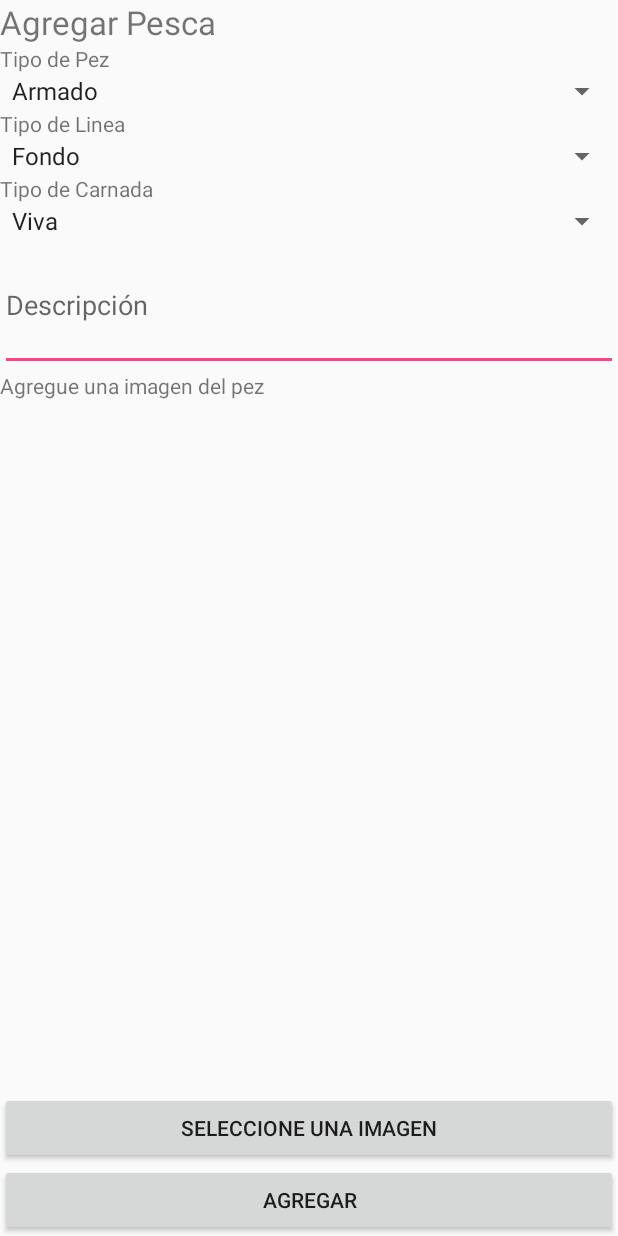
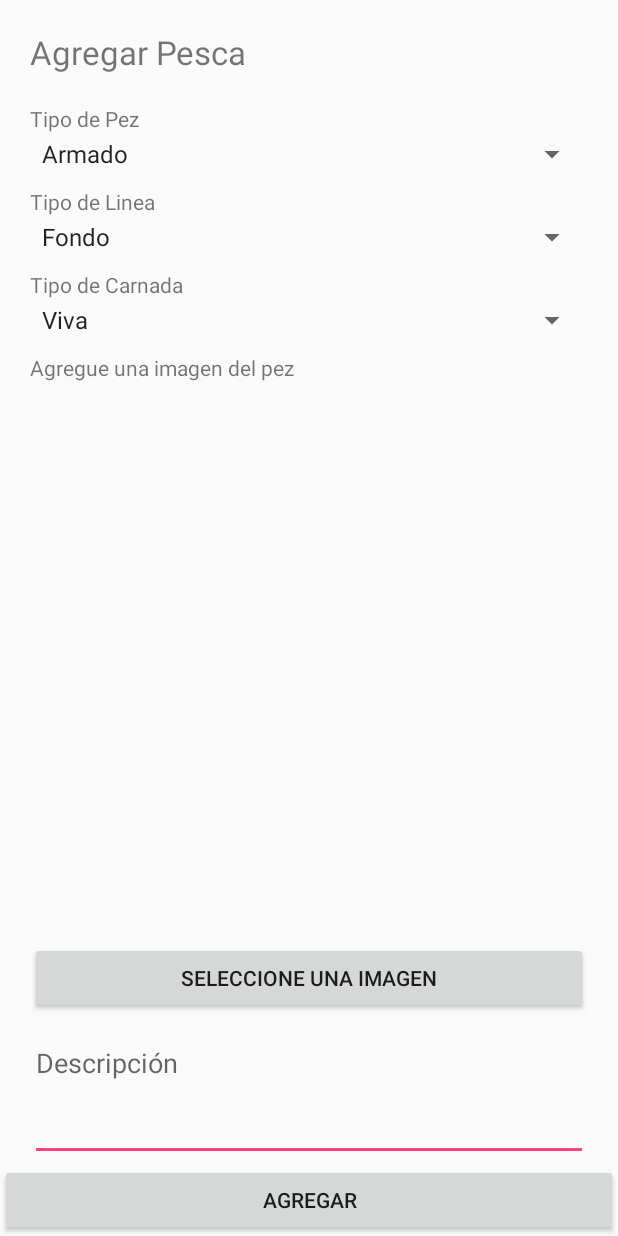
Before and after one commit to UTN-FRBA-Mobile/APPescar, an Android app: the FormAdd screen opened directly, with no data from a screen before it, on a phone screen of 412 x 824 dp. Run offline under Robolectric (Android 15) with nearby library versions, the phone set to English and light mode, and no system bars.

Commit message:
Se dan estilos al formulario de alta

```diff
--- a/app/src/main/res/layout/activity_form_add.xml
+++ b/app/src/main/res/layout/activity_form_add.xml
@@ -7,6 +7,7 @@
         android:id="@+id/FormAddTitle"
         android:layout_width="wrap_content"
         android:layout_height="wrap_content"
+        android:layout_margin="20dp"
         android:text="@string/agregar_pesca"
         android:textSize="10pt">
     </TextView>
@@ -14,29 +15,44 @@
         android:layout_width="fill_parent"
         android:layout_height="wrap_content"
         android:text="@string/tipopez_seleccionar"
+        android:layout_marginLeft="20dp"
+        android:layout_marginRight="20dp"
+        android:layout_marginBottom="2dp"
         />
     <Spinner
         android:id="@+id/FormAddTipoPez"
         android:layout_height="wrap_content"
         android:prompt="@string/tipopez_seleccionar"
         android:layout_width="fill_parent"
+        android:layout_marginLeft="20dp"
+        android:layout_marginRight="20dp"
         android:entries="@array/tipopezlist">
     </Spinner>
     <TextView
         android:layout_width="fill_parent"
         android:layout_height="wrap_content"
         android:text="@string/tipolinea_seleccionar"
+        android:layout_marginLeft="20dp"
+        android:layout_marginRight="20dp"
+        android:layout_marginBottom="2dp"
+        android:layout_marginTop="10dp"
         />
     <Spinner
         android:id="@+id/FormAddTipoLinea"
         android:layout_height="wrap_content"
         android:prompt="@string/tipolinea_seleccionar"
         android:layout_width="fill_parent"
+        android:layout_marginLeft="20dp"
+        android:layout_marginRight="20dp"
         android:entries="@array/tipolinealist">
     </Spinner>
     <TextView
         android:layout_width="fill_parent"
         android:layout_height="wrap_content"
+        android:layout_marginLeft="20dp"
+        android:layout_marginRight="20dp"
+        android:layout_marginBottom="2dp"
+        android:layout_marginTop="10dp"
         android:text="@string/tipocarnada_seleccionar"
         />
     <Spinner
@@ -44,35 +60,51 @@
         android:layout_height="wrap_content"
         android:prompt="@string/tipocarnada_seleccionar"
         android:layout_width="fill_parent"
+        android:layout_marginLeft="20dp"
+        android:layout_marginRight="20dp"
         android:entries="@array/tipocarnadalist">
     </Spinner>
-
-    <EditText
-        android:id="@+id/FormAddDescripcion"
-        android:layout_height="wrap_content"
-        android:hint="@string/descripcion"
-        android:inputType="textMultiLine"
-        android:lines="3"
-        android:layout_width="fill_parent">
-    </EditText>
 
     <TextView
         android:layout_width="fill_parent"
         android:layout_height="wrap_content"
+        android:layout_marginLeft="20dp"
+        android:layout_marginRight="20dp"
+        android:layout_marginBottom="2dp"
+        android:layout_marginTop="10dp"
         android:text="@string/select_image"
         />
     <ImageView
         android:id="@+id/imageUploadPreview"
         android:layout_width="fill_parent"
         android:layout_height="wrap_content"
-        android:layout_weight="1">
-        </ImageView>
+        android:layout_weight="1"
+        android:layout_marginLeft="20dp"
+        android:layout_marginRight="20dp">
+    </ImageView>
     <Button
         android:id="@+id/uploadImageButton"
         android:text="@string/pick_photo"
         android:layout_width="fill_parent"
-        android:layout_height="wrap_content">
+        android:layout_height="wrap_content"
+        android:layout_marginLeft="20dp"
+        android:layout_marginRight="20dp">
     </Button>
+
+    <EditText
+        android:id="@+id/FormAddDescripcion"
+        android:layout_height="wrap_content"
+        android:layout_marginLeft="20dp"
+        android:layout_marginRight="20dp"
+        android:layout_marginBottom="2dp"
+        android:layout_marginTop="10dp"
+        android:hint="@string/descripcion"
+        android:inputType="textMultiLine"
+        android:lines="3"
+        android:maxLength="255"
+        android:gravity="top"
+        android:layout_width="fill_parent">
+    </EditText>
 
     <Button
         android:id="@+id/FormAddSaveButton"
```
